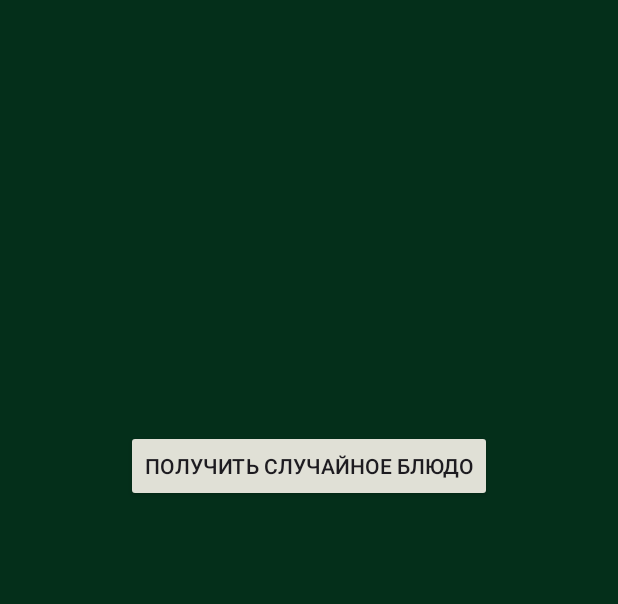
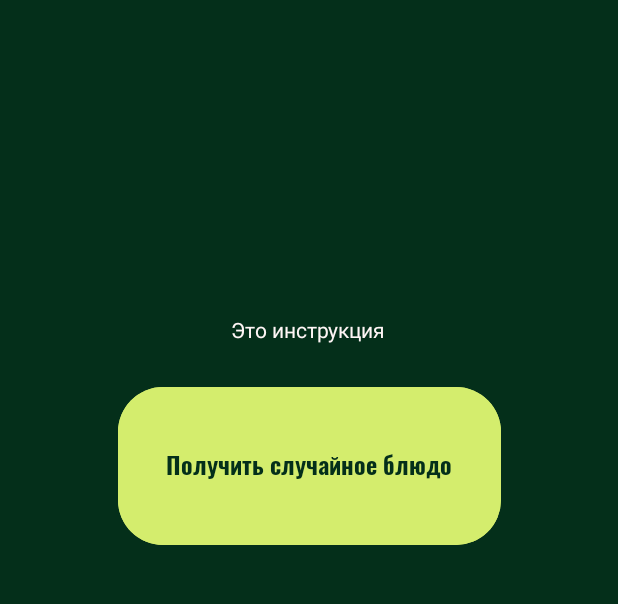
Before and after one commit to YaEtoTui/RestorambaApp, an Android app: the screen it shows after launch (MainActivity), on a phone screen of 412 x 824 dp, the part 152-756 px from its top. Run offline under Robolectric (Android 15) with nearby library versions, the phone set to English and light mode, and no system bars; 1 statement that could not run was skipped.

Commit message:
add ButtonGetRandomDish, add new fonts

```diff
--- a/app/src/main/res/drawable/button_bg_color_main_page.xml
+++ b/app/src/main/res/drawable/button_bg_color_main_page.xml
@@ -5,5 +5,5 @@
 <!--    <item android:state_enabled="false" android:color="#E0E0D6"/>-->
     <item android:state_pressed="true" android:color="#042F1A" />
     <!--Default Background Color -->
-    <item android:color="#E0E0D6"/>
+    <item android:color="#D4ED6D"/>
 </selector>
--- /dev/null
+++ b/app/src/main/res/drawable/button_text_color_main_page.xml
@@ -0,0 +1,9 @@
+<?xml version="1.0" encoding="utf-8"?>
+<selector xmlns:android="http://schemas.android.com/apk/res/android">
+    <!--When the button is not enabled-->
+<!--    <item android:state_enabled="true" android:color="#6A6D79"/>-->
+<!--    <item android:state_enabled="false" android:color="#991B1F3B"/>-->
+    <item android:state_pressed="true" android:color="#D4ED6D"/>
+    <!--Default Text Color-->
+    <item android:color="#042F1A" />
+</selector>
--- a/app/src/main/res/layout/fragment_main.xml
+++ b/app/src/main/res/layout/fragment_main.xml
@@ -43,18 +43,24 @@
         android:layout_width="wrap_content"
         android:layout_height="wrap_content"
         android:text="Это инструкция"
+        android:textColor="@color/milk"
         android:visibility="gone"
         app:layout_constraintBottom_toBottomOf="parent"
         app:layout_constraintEnd_toEndOf="parent"
+        app:layout_constraintHorizontal_bias="0.498"
         app:layout_constraintStart_toStartOf="parent"
-        app:layout_constraintTop_toTopOf="parent" />
+        app:layout_constraintTop_toTopOf="parent"
+        app:layout_constraintVertical_bias="0.387" />
 
-    <androidx.appcompat.widget.AppCompatButton
+    <Button
         android:id="@+id/idButtonGetRandomDish"
-        android:layout_width="wrap_content"
-        android:layout_height="wrap_content"
+        android:layout_width="255dp"
+        android:layout_height="113dp"
         android:text="@string/get_random_dish"
+        android:textAppearance="@style/button_main_page"
+        app:cornerRadius="30dp"
         android:backgroundTint="@drawable/button_bg_color_main_page"
+        android:textColor="@drawable/button_text_color_main_page"
         app:layout_constraintBottom_toBottomOf="parent"
         app:layout_constraintEnd_toEndOf="parent"
         app:layout_constraintStart_toStartOf="parent"
--- a/app/src/main/res/values-night/themes.xml
+++ b/app/src/main/res/values-night/themes.xml
@@ -3,5 +3,8 @@
     <style name="Base.Theme.RestorambaApp" parent="Theme.Material3.DayNight.NoActionBar">
         <!-- Customize your dark theme here. -->
         <!-- <item name="colorPrimary">@color/my_dark_primary</item> -->
+        <item name="windowActionBar">false</item>
+        <item name="windowNoTitle">true</item>
+        <item name="android:windowFullscreen">true</item>
     </style>
 </resources>
--- a/app/src/main/res/values/styles.xml
+++ b/app/src/main/res/values/styles.xml
@@ -7,4 +7,9 @@
         <item name="fontFamily">@font/dela_gothic_one_regular</item>
     </style>
 
+    <style name="button_main_page">
+        <item name="android:textSize">16sp</item>
+        <item name="fontFamily">@font/oswald_bold</item>
+    </style>
+
 </resources>
--- a/app/src/main/res/values/themes.xml
+++ b/app/src/main/res/values/themes.xml
@@ -3,6 +3,9 @@
     <style name="Base.Theme.RestorambaApp" parent="Theme.Material3.DayNight.NoActionBar">
         <!-- Customize your light theme here. -->
         <!-- <item name="colorPrimary">@color/my_light_primary</item> -->
+        <item name="windowActionBar">false</item>
+        <item name="windowNoTitle">true</item>
+        <item name="android:windowFullscreen">true</item>
     </style>
 
     <style name="Theme.RestorambaApp" parent="Base.Theme.RestorambaApp" />
```
Also changed, not shown: app/src/main/res/font/open_sans_light.ttf (deleted), app/src/main/res/font/open_sans_semi_bold.ttf (deleted), app/src/main/res/font/opensans_bold.ttf (deleted), app/src/main/res/font/opensans_regular.ttf (deleted), app/src/main/res/font/oswald_bold.ttf (added), app/src/main/res/font/oswald_light.ttf (added), app/src/main/res/font/oswald_regular.ttf (added), app/src/main/res/font/roboto_light.ttf (deleted), app/src/main/res/font/roboto_regular.ttf (deleted).
